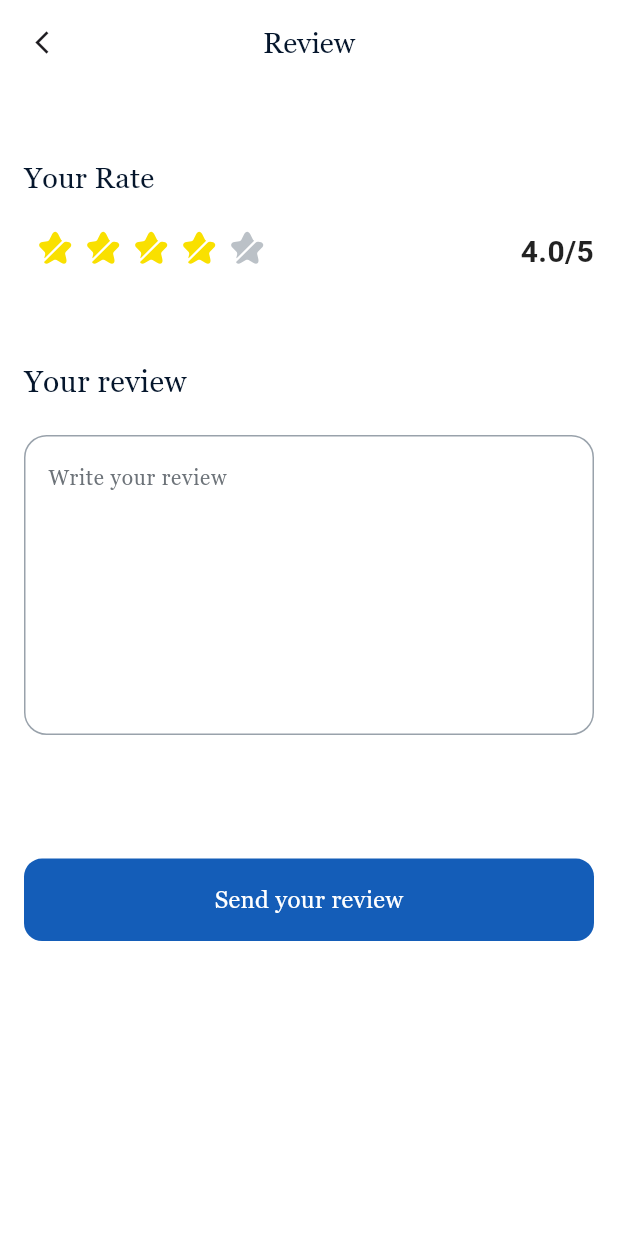
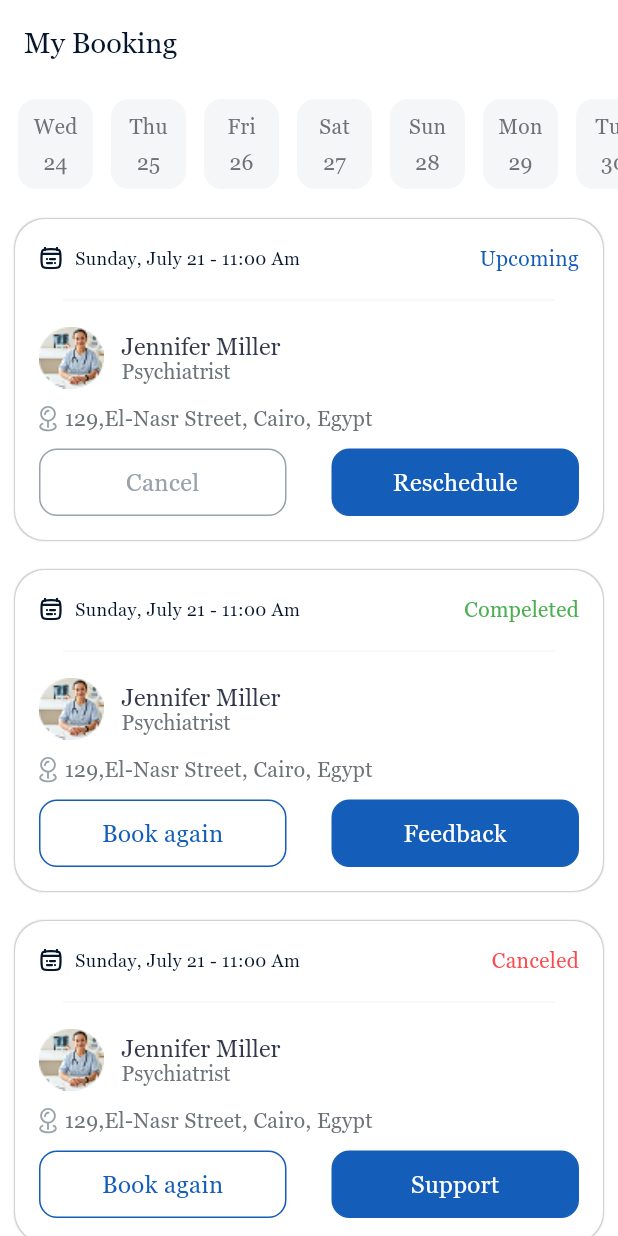
Before and after one commit to Huma-volve/Round-6-mobile-booking-doctor-app, a Flutter app: the screen it shows after launch, on a phone screen of 412 x 824 dp. Run offline on Flutter 3.47's test engine with Material 3 defaults, Android fonts, the phone set to English and light mode, and no system bars; drawn by our look-alikes of flutter_rating_bar; our stand-ins replace device_preview, flutter_svg.

Commit message:
feature booking done

```diff
--- a/lib/core/constants/app_colors.dart
+++ b/lib/core/constants/app_colors.dart
@@ -11,4 +11,8 @@ class AppColors {
   static const Color unratedColor = Color(0xffBBC1C7);
   static const Color buttonBackgroundColor = Color(0xff145DB8);
   static const Color grey280Color = Color(0xff6B7280);
+  static const Color black84BColor = Color(0xff33384B);
+  static const Color greenColor = Color(0xff4CAF50);
+  static const Color redColor = Color(0xffFC4B4E);
+  static const Color orangeColor = Color(0xffFFA726);
 }
--- a/lib/core/constants/app_icons.dart
+++ b/lib/core/constants/app_icons.dart
@@ -0,0 +1,4 @@
+class AppIcons {
+  static const String calenderIcon = 'assets/icons/calender_icon.svg';
+  static const String locationIcon = 'assets/icons/location_icon.svg';
+}
--- a/lib/core/constants/app_images.dart
+++ b/lib/core/constants/app_images.dart
@@ -1,3 +1,5 @@
 class AppImages {
   static const String starImage = 'assets/images/star_image.gif';
+  static const String doctorImage = 'assets/images/doctor_image.png';
+  static const String canceledImage = 'assets/images/cancel_image.png';
 }
--- a/lib/core/constants/app_styles.dart
+++ b/lib/core/constants/app_styles.dart
@@ -6,6 +6,15 @@ class AppStyles {
     return TextStyle(
       fontSize: size,
       fontWeight: FontWeight.w400,
+      fontFamily: 'Georgia',
+    );
+  }
+
+  static TextStyle font20SemiBold(BuildContext context) {
+    double size = AppStyles().getResponsiveFontSize(context, fontSize: 20);
+    return TextStyle(
+      fontSize: size,
+      fontWeight: FontWeight.w600,
       fontFamily: 'Georgia',
     );
   }
--- /dev/null
+++ b/lib/features/my_booking/presentation/views/my_booking.dart
@@ -0,0 +1,148 @@
+import 'package:booking_doctor/core/constants/app_colors.dart';
+import 'package:booking_doctor/core/constants/app_images.dart';
+import 'package:booking_doctor/core/constants/app_styles.dart';
+import 'package:booking_doctor/features/my_booking/presentation/widgets/days_calender_widget.dart';
+import 'package:booking_doctor/features/my_booking/presentation/widgets/doctor_booking_container_widget.dart';
+import 'package:flutter/material.dart';
+
+class MyBookingView extends StatefulWidget {
+  const MyBookingView({super.key});
+
+  @override
+  State<MyBookingView> createState() => _MyBookingViewState();
+}
+
+class _MyBookingViewState extends State<MyBookingView> {
+  @override
+  Widget build(BuildContext context) {
+    return Scaffold(
+      backgroundColor: AppColors.whiteColor,
+      appBar: AppBar(
+        backgroundColor: AppColors.whiteColor,
+        surfaceTintColor: AppColors.whiteColor,
+        automaticallyImplyLeading: false,
+        title: Text(
+          'My Booking',
+          style: AppStyles.font24Regular(
+            context,
+          ).copyWith(color: AppColors.secondaryTextColor),
+        ),
+      ),
+      body: SingleChildScrollView(
+        child: Column(
+          crossAxisAlignment: CrossAxisAlignment.start,
+          children: [
+            DaysCalenderWidget(),
+            DoctorBookingContainerWidget(
+              onTap: () {
+                _showCancelPopup(context);
+              },
+              date: 'Sunday, July 21 - 11:00 Am',
+              doctorName: 'Jennifer Miller',
+              doctorSpecialty: 'Psychiatrist',
+              states: 'Upcoming',
+              image: AppImages.doctorImage,
+              location: '129,El-Nasr Street, Cairo, Egypt ',
+              button1Text: 'Cancel',
+              button2Text: 'Reschedule',
+              textColor: AppColors.greyTextColor,
+            ),
+            DoctorBookingContainerWidget(
+              onTap: () {},
+              date: 'Sunday, July 21 - 11:00 Am',
+              doctorName: 'Jennifer Miller',
+              doctorSpecialty: 'Psychiatrist',
+              states: 'Compeleted',
+              image: AppImages.doctorImage,
+              location: '129,El-Nasr Street, Cairo, Egypt ',
+              button1Text: 'Book again',
+              button2Text: 'Feedback',
+            ),
+            DoctorBookingContainerWidget(
+              onTap: () {},
+              date: 'Sunday, July 21 - 11:00 Am',
+              doctorName: 'Jennifer Miller',
+              doctorSpecialty: 'Psychiatrist',
+              states: 'Canceled',
+              image: AppImages.doctorImage,
+              location: '129,El-Nasr Street, Cairo, Egypt ',
+              button1Text: 'Book again',
+              button2Text: 'Support',
+            ),
+          ],
+        ),
+      ),
+    );
+  }
+
+  void _showCancelPopup(BuildContext context) {
+    showDialog(
+      context: context,
+      barrierDismissible: false,
+      builder: (BuildContext context) {
+        return Dialog(
+          backgroundColor: AppColors.whiteColor,
+          shape: RoundedRectangleBorder(
+            borderRadius: BorderRadius.circular(48),
+          ),
+          child: Padding(
+            padding: const EdgeInsets.all(24.0),
+            child: Column(
+              mainAxisSize: MainAxisSize.min,
+              children: [
+                Image.asset(AppImages.canceledImage),
+                SizedBox(height: 32),
+                Text(
+                  "Warning!",
+                  style: AppStyles.font20SemiBold(
+                    context,
+                  ).copyWith(color: AppColors.orangeColor),
+                  textAlign: TextAlign.center,
+                ),
+                SizedBox(height: 8),
+                Text(
+                  "Cancellation must be made at least 24 hours in advance to receive a\n refund",
+                  style: AppStyles.font24Regular(
+                    context,
+                  ).copyWith(color: AppColors.grey280Color, fontSize: 14),
+                  textAlign: TextAlign.center,
+                ),
+                SizedBox(height: 32),
+                Text(
+                  'Are you sure?',
+                  style: AppStyles.font24Regular(
+                    context,
+                  ).copyWith(color: AppColors.grey280Color, fontSize: 14),
+                  textAlign: TextAlign.center,
+                ),
+                const SizedBox(height: 16),
+                SizedBox(
+                  width: MediaQuery.of(context).size.width * 0.58,
+                  child: ElevatedButton(
+                    style: ElevatedButton.styleFrom(
+                      backgroundColor: AppColors.secondaryTextColor,
+                      shape: RoundedRectangleBorder(
+                        borderRadius: BorderRadius.circular(30),
+                      ),
+                      padding: const EdgeInsets.symmetric(vertical: 14),
+                    ),
+                    onPressed: () {
+                      Navigator.pop(context);
+                    },
+                    child: Text(
+                      "yes,Cancel",
+                      style: AppStyles.font16Meduim(
+                        context,
+                      ).copyWith(color: AppColors.whiteColor),
+                    ),
+                  ),
+                ),
+                const SizedBox(height: 12),
+              ],
+            ),
+          ),
+        );
+      },
+    );
+  }
+}
--- /dev/null
+++ b/lib/features/my_booking/presentation/widgets/calender_container.dart
@@ -0,0 +1,53 @@
+import 'package:booking_doctor/core/constants/app_colors.dart';
+import 'package:booking_doctor/core/constants/app_styles.dart';
+import 'package:flutter/material.dart';
+
+class CalenderContainer extends StatelessWidget {
+  const CalenderContainer({
+    super.key,
+    required this.isSelected,
+    required this.day,
+  });
+
+  final bool isSelected;
+  final DateTime day;
+
+  @override
+  Widget build(BuildContext context) {
+    return Container(
+      width: 50,
+      height: 60,
+      margin: const EdgeInsets.symmetric(horizontal: 6, vertical: 10),
+      decoration: BoxDecoration(
+        color: isSelected
+            ? AppColors.buttonBackgroundColor
+            : AppColors.ligthGrey,
+        borderRadius: BorderRadius.circular(12),
+      ),
+      child: Column(
+        mainAxisAlignment: MainAxisAlignment.center,
+        children: [
+          Text(
+            ["Sun", "Mon", "Tue", "Wed", "Thu", "Fri", "Sat"][day.weekday % 7],
+            style: AppStyles.font16Meduim(context).copyWith(
+              fontSize: 14,
+              color: isSelected
+                  ? AppColors.whiteColor
+                  : AppColors.darkGreyColor,
+            ),
+          ),
+          const SizedBox(height: 4),
+          Text(
+            "${day.day}",
+            style: AppStyles.font16Meduim(context).copyWith(
+              fontSize: 14,
+              color: isSelected
+                  ? AppColors.whiteColor
+                  : AppColors.darkGreyColor,
+            ),
+          ),
+        ],
+      ),
+    );
+  }
+}
--- /dev/null
+++ b/lib/features/my_booking/presentation/widgets/days_calender_widget.dart
@@ -0,0 +1,68 @@
+import 'package:booking_doctor/features/my_booking/presentation/widgets/calender_container.dart';
+import 'package:flutter/material.dart';
+
+class DaysCalenderWidget extends StatefulWidget {
+  const DaysCalenderWidget({super.key});
+
+  @override
+  State<DaysCalenderWidget> createState() => _DaysCalenderWidgetState();
+}
+
+class _DaysCalenderWidgetState extends State<DaysCalenderWidget> {
+  late int selectedIndex;
+  late List<DateTime> days;
+  final ScrollController _scrollController = ScrollController();
+
+  @override
+  void initState() {
+    super.initState();
+
+    days = List.generate(
+      7 + 30,
+      (index) => DateTime.now()
+          .subtract(const Duration(days: 7))
+          .add(Duration(days: index)),
+    );
+
+    selectedIndex = days.indexWhere(
+      (day) =>
+          day.day == DateTime.now().day &&
+          day.month == DateTime.now().month &&
+          day.year == DateTime.now().year,
+    );
+
+    WidgetsBinding.instance.addPostFrameCallback((_) {
+      if (selectedIndex != -1) {
+        _scrollController.animateTo(
+          selectedIndex * 70,
+          duration: const Duration(milliseconds: 300),
+          curve: Curves.easeInOut,
+        );
+      }
+    });
+  }
+
+  @override
+  Widget build(BuildContext context) {
+    return SizedBox(
+      height: 80,
+      child: ListView.builder(
+        controller: _scrollController,
+        scrollDirection: Axis.horizontal,
+        itemCount: days.length,
+        itemBuilder: (context, index) {
+          DateTime day = days[index];
+          bool isSelected = selectedIndex == index;
+          return GestureDetector(
+            onTap: () {
+              setState(() {
+                selectedIndex = index;
+              });
+            },
+            child: CalenderContainer(isSelected: isSelected, day: day),
+          );
+        },
+      ),
+    );
+  }
+}
--- /dev/null
+++ b/lib/features/my_booking/presentation/widgets/doctor_booking_container_widget.dart
@@ -0,0 +1,143 @@
+import 'package:booking_doctor/core/constants/app_colors.dart';
+import 'package:booking_doctor/core/constants/app_icons.dart';
+import 'package:booking_doctor/core/constants/app_styles.dart';
+import 'package:booking_doctor/features/review/presentation/widgets/custom_button.dart';
+import 'package:flutter/material.dart';
+import 'package:flutter_svg/svg.dart';
+
+class DoctorBookingContainerWidget extends StatelessWidget {
+  const DoctorBookingContainerWidget({
+    super.key,
+    required this.date,
+    required this.states,
+    required this.doctorName,
+    required this.doctorSpecialty,
+    required this.location,
+    required this.button1Text,
+    required this.button2Text,
+    required this.image,
+    this.textColor,
+    required this.onTap,
+  });
+  final String date;
+  final String states;
+  final String doctorName;
+  final String doctorSpecialty;
+  final String location;
+  final String button1Text;
+  final String button2Text;
+  final String image;
+  final Color? textColor;
+  final Function() onTap;
+
+  @override
+  Widget build(BuildContext context) {
+    return Container(
+      padding: EdgeInsets.all(16),
+      margin: EdgeInsets.all(10),
+      decoration: BoxDecoration(
+        color: AppColors.whiteColor,
+        boxShadow: [
+          BoxShadow(
+            color: const Color.fromARGB(255, 197, 199, 202),
+            blurRadius: 0.001,
+            spreadRadius: 0.001,
+          ),
+        ],
+        borderRadius: BorderRadius.circular(20),
+      ),
+      child: Column(
+        spacing: 10,
+        children: [
+          Row(
+            spacing: 8,
+            children: [
+              SvgPicture.asset(AppIcons.calenderIcon),
+              Text(
+                date,
+                style: AppStyles.font24Regular(
+                  context,
+                ).copyWith(color: AppColors.secondaryTextColor, fontSize: 12),
+              ),
+              Spacer(),
+              Text(
+                states,
+                style: AppStyles.font24Regular(context).copyWith(
+                  color: states == 'Compeleted'
+                      ? AppColors.greenColor
+                      : states == 'Canceled'
+                      ? AppColors.redColor
+                      : AppColors.buttonBackgroundColor,
+                  fontSize: 14,
+                ),
+              ),
+            ],
+          ),
+          Divider(
+            color: AppColors.ligthGrey,
+            thickness: 1,
+            indent: 16,
+            endIndent: 16,
+          ),
+          Row(
+            spacing: 12,
+            children: [
+              Image.asset(image),
+              RichText(
+                text: TextSpan(
+                  text: doctorName,
+                  style: AppStyles.font24Regular(
+                    context,
+                  ).copyWith(fontSize: 16, color: AppColors.black84BColor),
+                  children: [
+                    TextSpan(
+                      text: '\n$doctorSpecialty',
+                      style: AppStyles.font24Regular(
+                        context,
+                      ).copyWith(fontSize: 14, color: AppColors.darkGreyColor),
+                    ),
+                  ],
+                ),
+              ),
+            ],
+          ),
+          Row(
+            spacing: 5,
+            children: [
+              SvgPicture.asset(AppIcons.locationIcon),
+              Text(
+                location,
+                style: AppStyles.font24Regular(
+                  context,
+                ).copyWith(fontSize: 14, color: AppColors.darkGreyColor),
+              ),
+            ],
+          ),
+          Row(
+            spacing: 30,
+            children: [
+              Expanded(
+                child: CustomButton(
+                  padding: EdgeInsets.all(10),
+                  text: button1Text,
+                  onTap: onTap,
+                  color: AppColors.whiteColor,
+                  textColor: textColor ?? AppColors.buttonBackgroundColor,
+                  borderColor: textColor ?? AppColors.buttonBackgroundColor,
+                ),
+              ),
+              Expanded(
+                child: CustomButton(
+                  padding: EdgeInsets.all(10),
+                  text: button2Text,
+                  onTap: () {},
+                  color: AppColors.buttonBackgroundColor,
+                ),
+              ),
+            ],
+          ),
+        ],
+      ),
+    );
+  }
+}
--- a/lib/features/review/presentation/views/add_review_view.dart
+++ b/lib/features/review/presentation/views/add_review_view.dart
@@ -19,7 +19,6 @@ class _AddReviewViewState extends State<AddReviewView> {
 
   @override
   Widget build(BuildContext context) {
-    print(MediaQuery.of(context).size.height);
     return Scaffold(
       backgroundColor: AppColors.whiteColor,
       appBar: AppBar(
@@ -119,7 +118,9 @@ class _AddReviewViewState extends State<AddReviewView> {
                     : MediaQuery.of(context).size.height * 0.2,
               ),
 
-              CutomButton(
+              CustomButton(
+                padding: const EdgeInsets.symmetric(vertical: 16),
+                width: double.infinity,
                 onTap: () {
                   _showReviewPopup(context);
                 },
@@ -149,7 +150,7 @@ class _AddReviewViewState extends State<AddReviewView> {
               mainAxisSize: MainAxisSize.min,
               children: [
                 Image.asset(AppImages.starImage),
-                // const SizedBox(height: 20),
+
                 Text(
                   "Thanks for your review",
                   style: AppStyles.font24Regular(
--- a/lib/features/review/presentation/widgets/custom_button.dart
+++ b/lib/features/review/presentation/widgets/custom_button.dart
@@ -2,38 +2,47 @@ import 'package:booking_doctor/core/constants/app_colors.dart';
 import 'package:booking_doctor/core/constants/app_styles.dart';
 import 'package:flutter/material.dart';
 
-class CutomButton extends StatelessWidget {
-  const CutomButton({
+class CustomButton extends StatelessWidget {
+  const CustomButton({
     required this.text,
     required this.onTap,
     super.key,
     this.margin,
     this.color,
+    this.borderColor,
+    this.textColor,
+    this.width,
+    this.padding,
   });
 
   final String text;
   final Function() onTap;
   final EdgeInsetsGeometry? margin;
   final Color? color;
+  final Color? borderColor;
+  final Color? textColor;
+  final double? width;
+  final EdgeInsetsGeometry? padding;
 
   @override
   Widget build(BuildContext context) {
     return InkWell(
       onTap: onTap,
       child: Container(
-        padding: const EdgeInsets.symmetric(vertical: 16),
-        width: double.infinity,
+        padding: padding,
+        width: width,
         margin: margin,
         decoration: BoxDecoration(
           color: color,
           borderRadius: BorderRadius.circular(12),
+          border: Border.all(color: borderColor ?? color ?? Color(0xff000000)),
         ),
         child: Text(
           text,
           textAlign: TextAlign.center,
           style: AppStyles.font16Meduim(
             context,
-          ).copyWith(color: AppColors.whiteColor, fontSize: 16),
+          ).copyWith(color: textColor ?? AppColors.whiteColor, fontSize: 16),
         ),
       ),
     );
--- a/lib/main.dart
+++ b/lib/main.dart
@@ -1,6 +1,4 @@
-import 'package:booking_doctor/features/fqas_and_privace_policy/views/fqa_view.dart';
-import 'package:booking_doctor/features/fqas_and_privace_policy/views/privace_plicy_view.dart';
-import 'package:booking_doctor/features/review/presentation/views/add_review_view.dart';
+import 'package:booking_doctor/features/my_booking/presentation/views/my_booking.dart';
 import 'package:device_preview/device_preview.dart';
 import 'package:flutter/material.dart';
 
@@ -15,7 +13,7 @@ class DoctorApp extends StatelessWidget {
   Widget build(BuildContext context) {
     return MaterialApp(
       debugShowCheckedModeBanner: false,
-      home: AddReviewView(),
+      home: MyBookingView(),
     );
   }
 }
--- a/pubspec.yaml
+++ b/pubspec.yaml
@@ -37,6 +37,7 @@ dependencies:
   google_fonts: ^6.3.1
   device_preview: ^1.3.1
   flutter_rating_bar: ^4.0.1
+  flutter_svg: ^2.2.1
 
 dev_dependencies:
   flutter_test:
@@ -63,7 +64,7 @@ flutter:
   # To add assets to your application, add an assets section, like this:
   assets:
     - assets/images/
-  #   - images/a_dot_ham.jpeg
+    - assets/icons/
 
   # An image asset can refer to one or more resolution-specific "variants", see
   # https://flutter.dev/to/resolution-aware-images
```
Also changed, not shown: assets/icons/calender_icon.svg (added), assets/icons/location_icon.svg (added), assets/images/cancel_image.png (added), assets/images/doctor_image.png (added), pubspec.lock.
